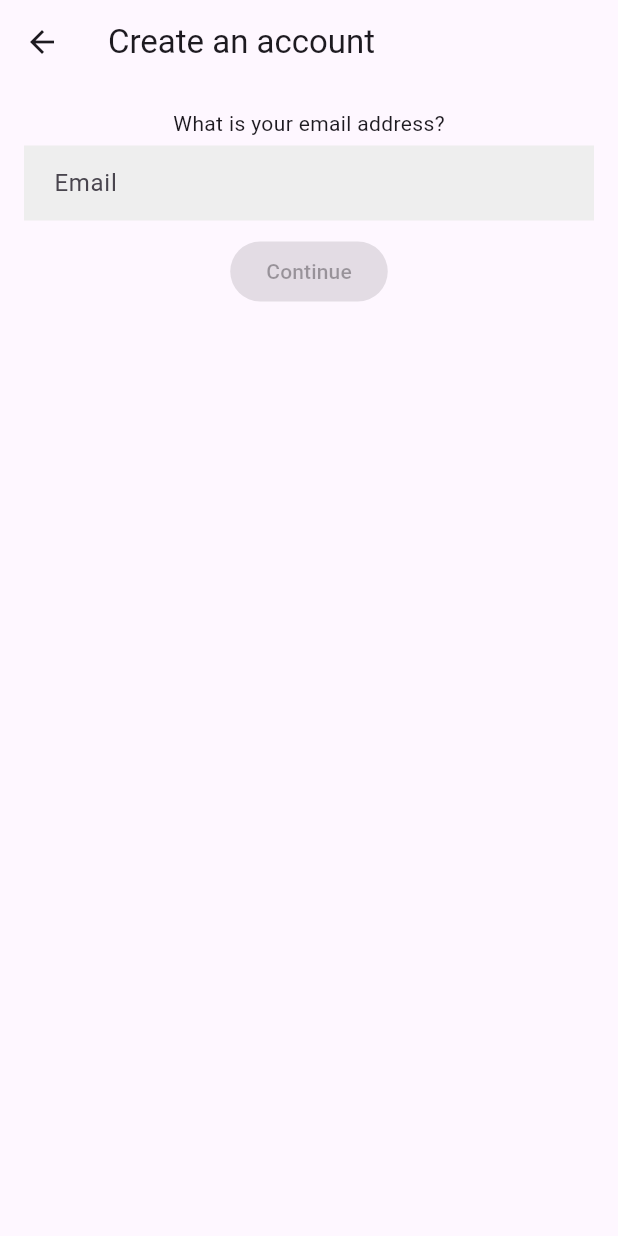
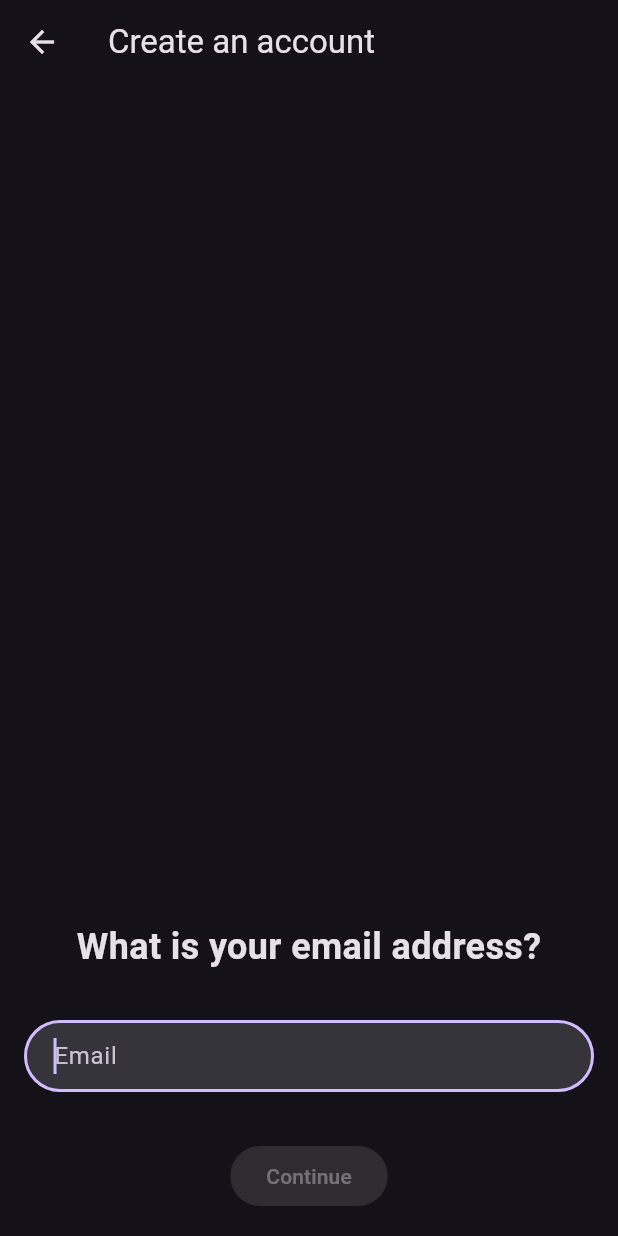
Before and after one commit to cfoltran/croom, a Flutter app: the screen it shows after launch, after a tap on "Free sign up", on a phone screen of 412 x 824 dp. Run offline on Flutter 3.47's test engine with Material 2 defaults, Android fonts, the phone set to English and light mode, and no system bars; our stand-ins replace bloc, equatable, flutter_bloc, formz, graphql_flutter, hive_flutter; accounts and stored records are empty.

Commit message:
Improve sign up design

```diff
--- a/lib/app.dart
+++ b/lib/app.dart
@@ -62,9 +62,7 @@ class _AppViewState extends State<AppView> {
   Widget build(BuildContext context) {
     return MaterialApp(
       title: 'Croom',
-      theme: ThemeData(
-        colorScheme: ColorScheme.fromSeed(
-            seedColor: const Color.fromARGB(255, 166, 141, 207)),
+      theme: ThemeData.dark(
         useMaterial3: true,
       ),
       navigatorKey: _navigatorKey,
--- /dev/null
+++ b/lib/common/app_text_field.dart
@@ -0,0 +1,64 @@
+import 'package:flutter/material.dart';
+import 'package:flutter/services.dart';
+
+class AppTextField extends StatelessWidget {
+  const AppTextField({
+    Key? key,
+    required this.onChanged,
+    this.labelText,
+    this.hintText,
+    this.formKey,
+    this.autofocus = false,
+    this.keyboardType = TextInputType.text,
+    this.obscureText = false,
+    this.textInputAction = TextInputAction.next,
+    this.errorText,
+    this.onEditingComplete,
+    this.focusNode,
+    this.maxLength,
+    this.nextFocusNode,
+    this.inputFormatters,
+  }) : super(key: key);
+
+  final String? labelText;
+  final String? hintText;
+  final TextInputType keyboardType;
+  final Key? formKey;
+  final bool obscureText;
+  final TextInputAction textInputAction;
+  final String? errorText;
+  final void Function(String) onChanged;
+  final void Function()? onEditingComplete;
+  final FocusNode? focusNode;
+  final FocusNode? nextFocusNode;
+  final bool autofocus;
+  final int? maxLength;
+  final List<TextInputFormatter>? inputFormatters;
+
+  @override
+  Widget build(BuildContext context) {
+    return TextField(
+      key: formKey,
+      onChanged: onChanged,
+      autofocus: autofocus,
+      maxLength: maxLength,
+      inputFormatters: inputFormatters,
+      keyboardType: keyboardType,
+      decoration: InputDecoration(
+        labelText: labelText,
+        errorText: errorText,
+        filled: true,
+        hintText: hintText,
+        border: OutlineInputBorder(
+          borderRadius: BorderRadius.circular(32),
+          borderSide: BorderSide(
+            color: Colors.grey[400]!,
+            width: 1.0,
+          ),
+        ),
+        contentPadding:
+            const EdgeInsets.symmetric(vertical: 5.0, horizontal: 16.0),
+      ),
+    );
+  }
+}
--- a/lib/screens/signup/view/email_form.dart
+++ b/lib/screens/signup/view/email_form.dart
@@ -1,5 +1,6 @@
 import 'package:flutter/material.dart';
 import 'package:flutter_bloc/flutter_bloc.dart';
+import 'package:music_room/common/app_text_field.dart';
 import 'package:music_room/common/common_page.dart';
 import 'package:music_room/screens/signup/bloc/signup_bloc.dart';
 import 'package:music_room/screens/signup/view/password_form.dart';
@@ -18,10 +19,12 @@ class EmailForm extends StatelessWidget {
         child: CommonPage(
           appBar: AppBar(title: const Text('Create an account')),
           body: Column(children: [
-            const Text('What is your email address?'),
-            const SizedBox(height: 5.0),
+            Expanded(child: Container()),
+            const Text('What is your email address?',
+                style: TextStyle(fontSize: 24, fontWeight: FontWeight.bold)),
+            const SizedBox(height: 32),
             _EmailForm(),
-            const SizedBox(height: 10.0),
+            const SizedBox(height: 32),
             const _NextButton(),
           ]),
         ));
@@ -54,20 +57,12 @@ class _EmailForm extends StatelessWidget {
     return BlocBuilder<SignUpBloc, SignUpState>(
       buildWhen: (previous, current) => previous.email != current.email,
       builder: (context, state) {
-        return TextField(
+        return AppTextField(
           key: const Key('emailform_emailInput_textField'),
           onChanged: (email) =>
               context.read<SignUpBloc>().add(SignUpEmailChanged(email)),
-          decoration: InputDecoration(
-            labelText: 'Email',
-            errorText:
-                state.email.displayError != null ? 'Invalid email' : null,
-            filled: true,
-            fillColor: Colors.grey[200],
-            border: InputBorder.none,
-            contentPadding:
-                const EdgeInsets.symmetric(vertical: 5.0, horizontal: 16.0),
-          ),
+          hintText: 'Email',
+          autofocus: true,
         );
       },
     );
```
Also changed, not shown: lib/screens/login/view/login_animation.dart (added, +54 -0 lines), lib/screens/signup/view/age_form.dart (+9 -17 lines), lib/screens/signup/view/password_form.dart (+9 -14 lines), lib/screens/signup/view/username_form.dart (+9 -14 lines).
